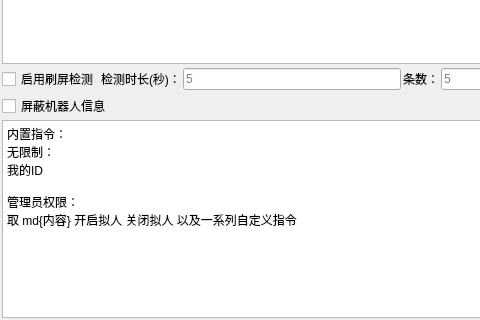
qiancao1/chun_bai_ling, file ui/qunguan.ui: the form before one commit; both pictures show x 0 to 480 and y 164 to 484 of the 743 by 484 pixel window.
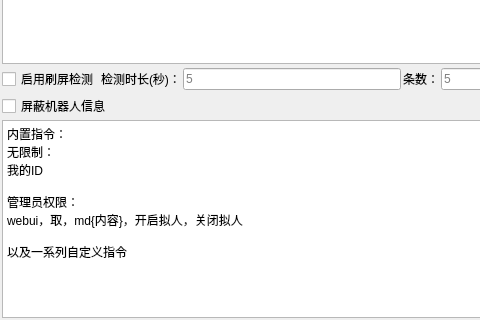
The form after the commit.

Commit message: 增加webui指令

The edit to the form file:
```diff
--- a/ui/qunguan.ui
+++ b/ui/qunguan.ui
@@ -137,7 +137,9 @@
 &lt;p style=&quot; margin-top:0px; margin-bottom:0px; margin-left:0px; margin-right:0px; -qt-block-indent:0; text-indent:0px;&quot;&gt;我的ID&lt;/p&gt;
 &lt;p style=&quot;-qt-paragraph-type:empty; margin-top:0px; margin-bottom:0px; margin-left:0px; margin-right:0px; -qt-block-indent:0; text-indent:0px;&quot;&gt;&lt;br /&gt;&lt;/p&gt;
 &lt;p style=&quot; margin-top:0px; margin-bottom:0px; margin-left:0px; margin-right:0px; -qt-block-indent:0; text-indent:0px;&quot;&gt;管理员权限：&lt;/p&gt;
-&lt;p style=&quot; margin-top:0px; margin-bottom:0px; margin-left:0px; margin-right:0px; -qt-block-indent:0; text-indent:0px;&quot;&gt;取 md{内容} 开启拟人 关闭拟人 以及一系列自定义指令&lt;/p&gt;&lt;/body&gt;&lt;/html&gt;</string>
+&lt;p style=&quot; margin-top:0px; margin-bottom:0px; margin-left:0px; margin-right:0px; -qt-block-indent:0; text-indent:0px;&quot;&gt;webui，取，md{内容}，开启拟人，关闭拟人&lt;/p&gt;
+&lt;p style=&quot;-qt-paragraph-type:empty; margin-top:0px; margin-bottom:0px; margin-left:0px; margin-right:0px; -qt-block-indent:0; text-indent:0px;&quot;&gt;&lt;br /&gt;&lt;/p&gt;
+&lt;p style=&quot; margin-top:0px; margin-bottom:0px; margin-left:0px; margin-right:0px; -qt-block-indent:0; text-indent:0px;&quot;&gt;以及一系列自定义指令&lt;/p&gt;&lt;/body&gt;&lt;/html&gt;</string>
      </property>
     </widget>
    </item>
```
The commit also changes 6 other files.
